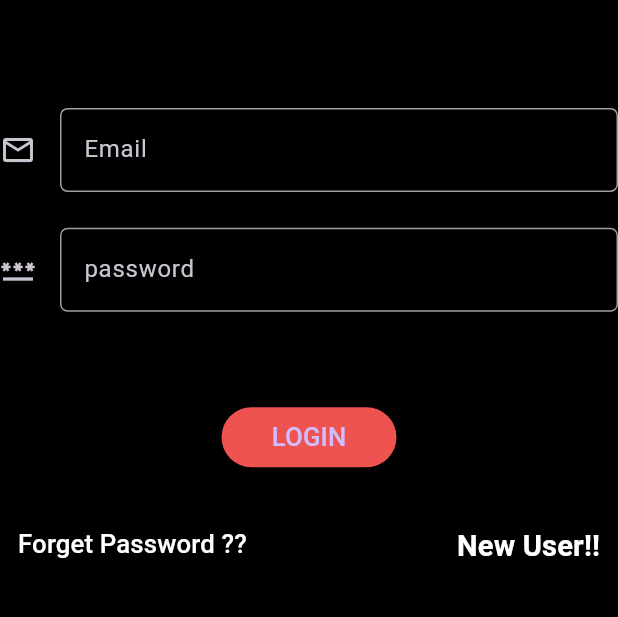
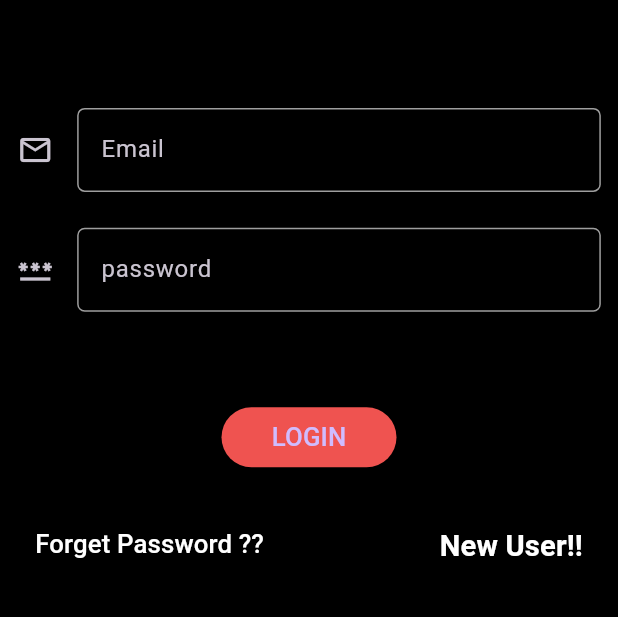
Before and after one commit to HarshGupta0/Shorts_App01, a Flutter app: the screen it shows after launch, on a phone screen of 412 x 824 dp, the part 370-987 px from its top. Run offline on Flutter 3.47's test engine with Material 3 defaults, Android fonts, the phone set to English and light mode, and no system bars; our stand-ins replace cloud_firestore, firebase_auth, firebase_core, firebase_storage, flutter_screenutil, get and 2 more; accounts and stored records are empty.

Commit message:
updated code

```diff
--- a/lib/view/screens/auth/login_screen_ui.dart
+++ b/lib/view/screens/auth/login_screen_ui.dart
@@ -1,11 +1,8 @@
 import 'package:flutter/material.dart';
 import 'package:flutter_screenutil/flutter_screenutil.dart';
-import 'package:get/get.dart';
 import 'package:shorts_app/Controller/auth_controller.dart';
 import 'package:shorts_app/constants.dart';
-import 'package:shorts_app/main.dart';
 import 'package:shorts_app/view/screens/auth/signupScreen.dart';
-import 'package:shorts_app/view/screens/BottomNavigation.dart';
 import 'package:shorts_app/view/widgets/Input_Text.dart';
 import 'package:shorts_app/view/widgets/glitch.dart';
 
@@ -24,6 +21,7 @@ class _LoginScreenState extends State<LoginScreen> {
     return Scaffold(
       body: Center(
         child: Container(
+          padding:EdgeInsets.symmetric(horizontal: 10.w),
           child: Column(
             mainAxisAlignment: MainAxisAlignment.center,
             children: [
```
